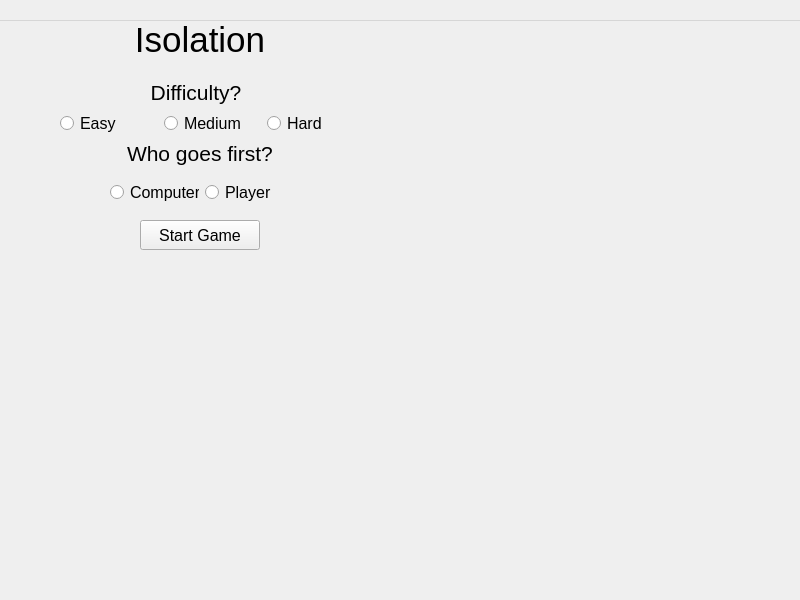
The window that gui/ui/titleform.ui (clovenski/isolation-game) describes before a commit, drawn with Qt 5.
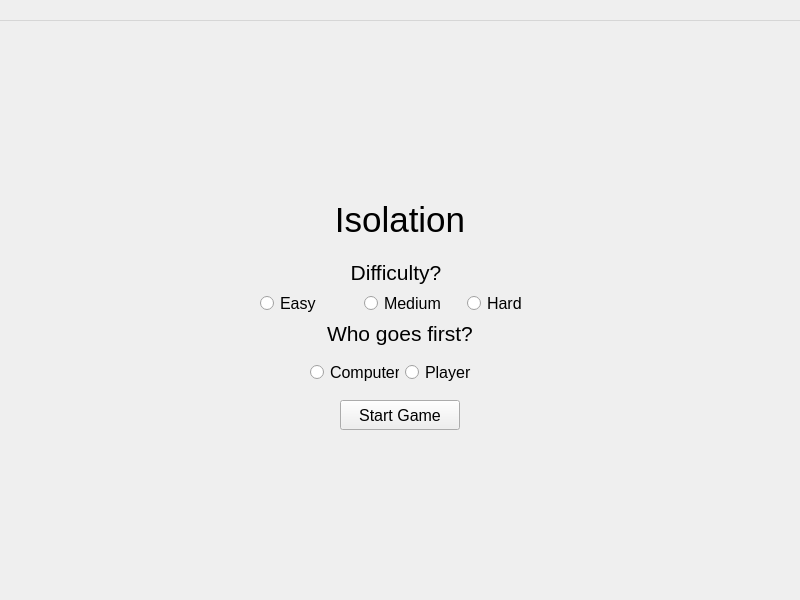
The same window after the commit.

Commit message: Worked on back button and switching forms.

Patch:
```diff
--- a/gui/ui/titleform.ui
+++ b/gui/ui/titleform.ui
@@ -19,7 +19,15 @@
   <property name="autoFillBackground">
    <bool>true</bool>
   </property>
-  <widget class="QWidget" name="centralwidget">
+  <widget class="QWidget" name="centralwidget" native="true">
+   <property name="geometry">
+    <rect>
+     <x>200</x>
+     <y>180</y>
+     <width>400</width>
+     <height>250</height>
+    </rect>
+   </property>
    <widget class="QPushButton" name="startButton">
     <property name="geometry">
      <rect>
```
The commit also changes 5 other files.
